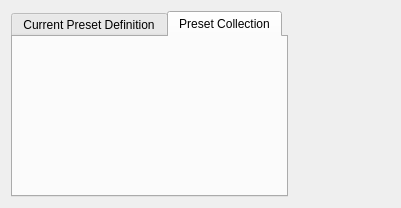
First picture: the form in krita/ui/forms/wdgpaintoppresets.ui, repository KDE/krita, before the edit.
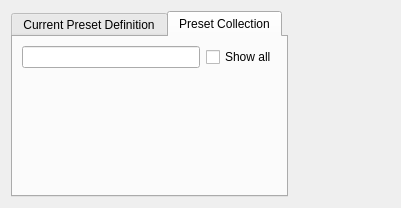
Second picture: the form after the edit. Custom widgets are drawn as their Qt base class.

Commit message: added a show all checkbox in the presets

Diff of the .ui file:
```diff
--- a/krita/ui/forms/wdgpaintoppresets.ui
+++ b/krita/ui/forms/wdgpaintoppresets.ui
@@ -96,8 +96,27 @@
       <attribute name="title">
        <string>Preset Collection</string>
       </attribute>
-      <layout class="QGridLayout" name="gridLayout_2">
+      <layout class="QGridLayout" name="gridLayout_3">
        <item row="0" column="0">
+        <layout class="QGridLayout" name="gridLayout_2" columnstretch="0,1" columnminimumwidth="0,0">
+         <item row="0" column="0">
+          <widget class="KLineEdit" name="searchBar">
+           <property name="clickMessage">
+            <string>Search Preset</string>
+           </property>
+           <property name="showClearButton" stdset="0">
+            <bool>true</bool>
+           </property>
+          </widget>
+         </item>
+         <item row="0" column="1">
+          <widget class="QCheckBox" name="showAllCheckBox">
+           <property name="text">
+            <string>Show all</string>
+           </property>
+          </widget>
+         </item>
+         <item row="1" column="0" colspan="2">
         <widget class="KisPresetChooser" name="wdgPresetChooser" native="true">
          <property name="sizePolicy">
           <sizepolicy hsizetype="Preferred" vsizetype="Preferred">
@@ -108,12 +127,19 @@
         </widget>
        </item>
       </layout>
+       </item>
+      </layout>
      </widget>
     </widget>
    </item>
   </layout>
  </widget>
  <customwidgets>
+  <customwidget>
+   <class>KLineEdit</class>
+   <extends>QLineEdit</extends>
+   <header>klineedit.h</header>
+  </customwidget>
   <customwidget>
    <class>KisPresetChooser</class>
    <extends>QWidget</extends>
```
Lines whose indentation alone changed are shown as unchanged. The commit also changes 4 other files.
